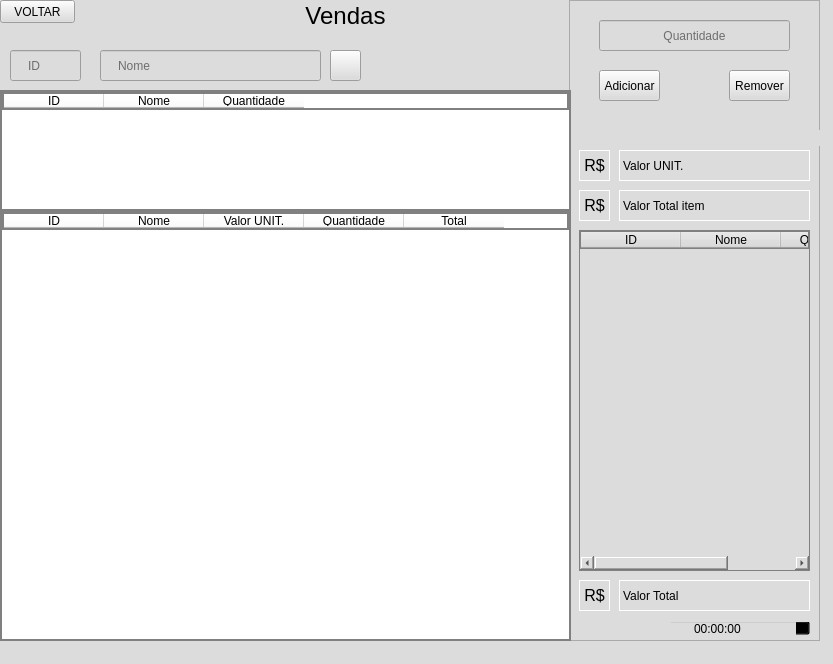
Before: the Qt Designer form telas/tela_vendas.ui in Faeldh/APP_Junina, drawn with Qt 5.
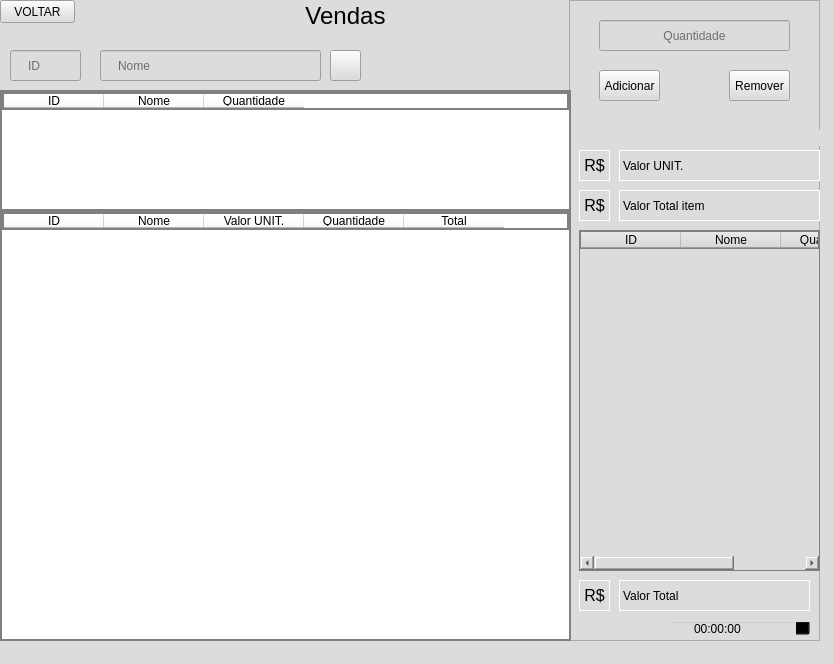
After: the same form once the commit is applied. Icons and pictures are not drawn.

What changed in the file:
```diff
--- a/telas/tela_vendas.ui
+++ b/telas/tela_vendas.ui
@@ -215,7 +215,7 @@
       <rect>
        <x>50</x>
        <y>150</y>
-       <width>191</width>
+       <width>201</width>
        <height>31</height>
       </rect>
      </property>
@@ -234,7 +234,7 @@
       <rect>
        <x>50</x>
        <y>190</y>
-       <width>191</width>
+       <width>201</width>
        <height>31</height>
       </rect>
      </property>
@@ -348,7 +348,7 @@
       <rect>
        <x>10</x>
        <y>230</y>
-       <width>231</width>
+       <width>241</width>
        <height>341</height>
       </rect>
      </property>
```
